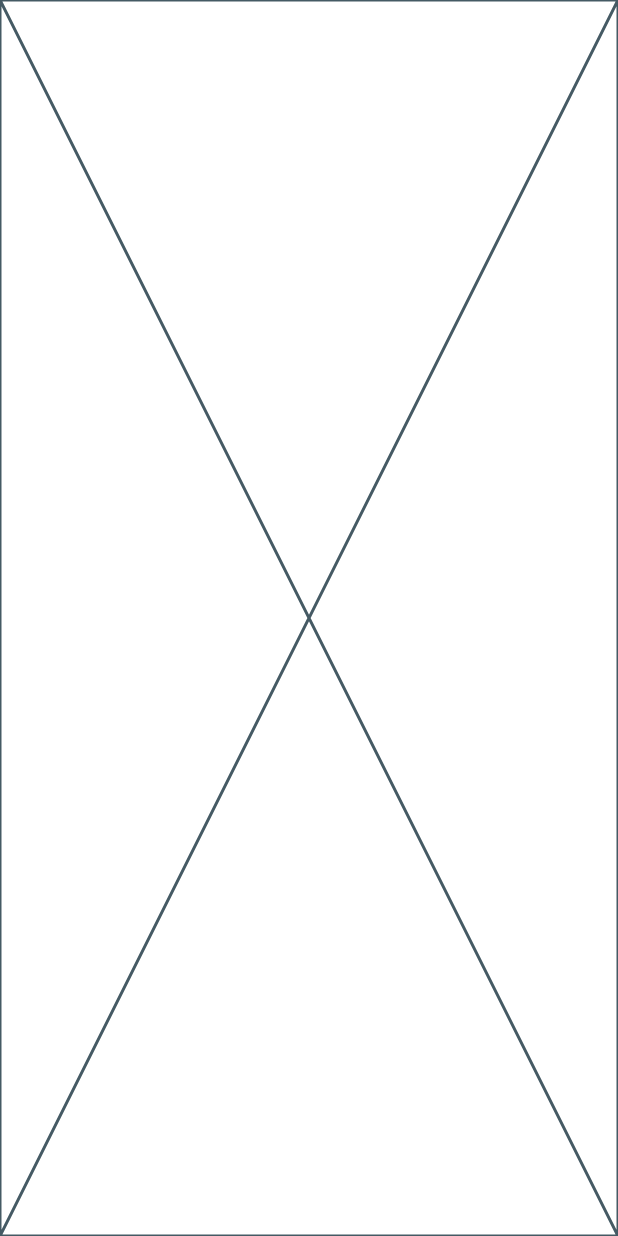
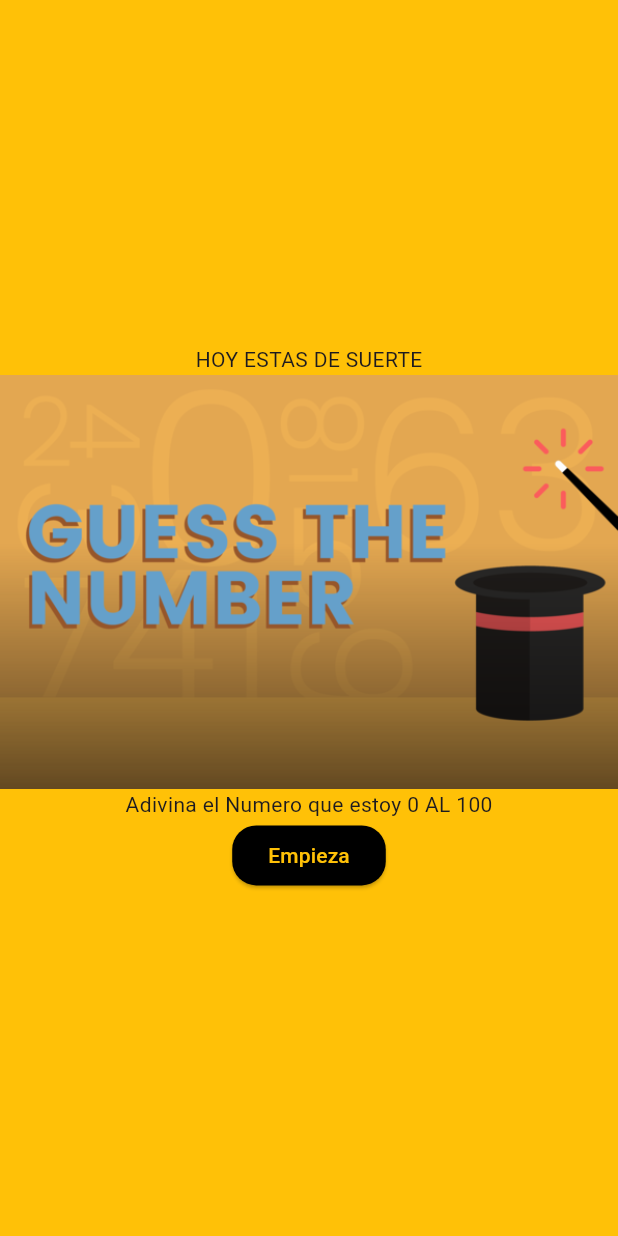
Before and after one commit to Jhucruz/adivina_el_numero_app, a Flutter app: the screen it shows after launch, on a phone screen of 412 x 824 dp. Run offline on Flutter 3.47's test engine with Material 3 defaults, Android fonts, the phone set to English and light mode, and no system bars.

Commit message:
app_adivina3

```diff
--- a/lib/main.dart
+++ b/lib/main.dart
@@ -12,15 +12,16 @@ class MainApp extends StatelessWidget {
   Widget build(BuildContext context) {
     return MaterialApp(
       theme: ThemeData(
-          scaffoldBackgroundColor: Colors.white,
+          dialogBackgroundColor: Colors.amber,
+          scaffoldBackgroundColor: Colors.amber,
           appBarTheme: AppBarTheme(
-              backgroundColor: Colors.white,
+              backgroundColor: Colors.amber,
               titleTextStyle: TextStyle(fontSize: 28, color: Colors.black),
               centerTitle: true),
           elevatedButtonTheme: ElevatedButtonThemeData(
             style: ElevatedButton.styleFrom(
                 backgroundColor: Colors.black,
-                foregroundColor: Colors.white,
+                foregroundColor: Colors.amber,
                 shape: RoundedRectangleBorder(
                     borderRadius: BorderRadius.circular(16))),
           )),
--- a/lib/selector_adivina.dart
+++ b/lib/selector_adivina.dart
@@ -1,3 +1,4 @@
+import 'package:adivina_el_numero_app/escoge_numero.dart';
 import 'package:flutter/material.dart';
 
 class SelectorAdivina extends StatelessWidget {
@@ -5,6 +6,29 @@ class SelectorAdivina extends StatelessWidget {
 
   @override
   Widget build(BuildContext context) {
-    return const Placeholder();
+    return Scaffold(
+      body: Center(
+        child: Column(
+          mainAxisAlignment: MainAxisAlignment.center,
+          children: [
+            Title(color: Colors.white, child: Text("HOY ESTAS DE SUERTE")),
+            Image.asset("assets/images/adivina_numero.png"),
+            Text("Adivina el Numero que estoy 0 AL 100"),
+            ElevatedButton(
+              onPressed: () {
+                showModalBottomSheet(
+                  backgroundColor: Colors.red,
+                  context: context,
+                  builder: (_) {
+                    return EscogeNumero();
+                  },
+                );
+              },
+              child: Text("Empieza"),
+            )
+          ],
+        ),
+      ),
+    );
   }
 }
--- a/pubspec.yaml
+++ b/pubspec.yaml
@@ -17,5 +17,5 @@ dev_dependencies:
 
 flutter:
   uses-material-design: true
-    assets:
+  assets:
     - assets/images/
```
Also changed, not shown: lib/contador_numero.dart (added, +17 -0 lines), lib/escoge_numero.dart (added, +42 -0 lines), assets/images/adivina_numero.png (renamed from images/adivina  numero.png).
